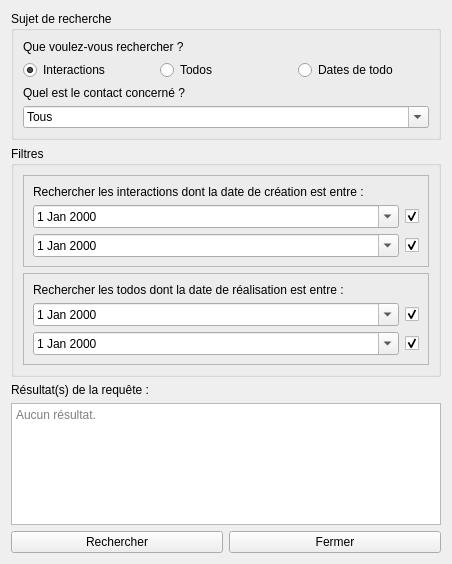
Above: cdaa/ui/requetewindow.ui from Zoreph22/contact-manager before the change. Below: the same form after it.
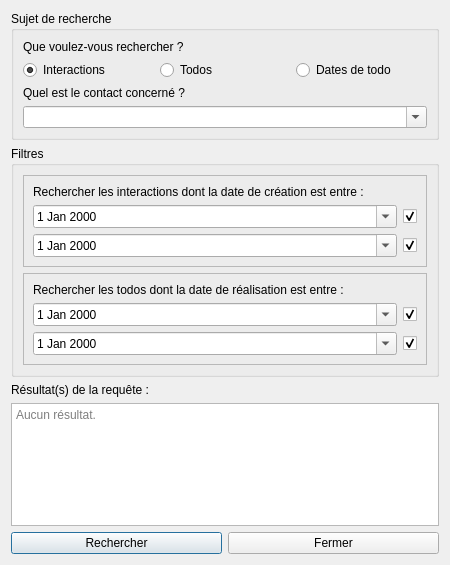
That is the form after the change.

```diff
--- a/cdaa/ui/requetewindow.ui
+++ b/cdaa/ui/requetewindow.ui
@@ -1,13 +1,13 @@
 <?xml version="1.0" encoding="UTF-8"?>
 <ui version="4.0">
  <class>RequeteWindow</class>
- <widget class="QWidget" name="RequeteWindow">
+ <widget class="QDialog" name="RequeteWindow">
   <property name="geometry">
    <rect>
     <x>0</x>
     <y>0</y>
-    <width>452</width>
-    <height>564</height>
+    <width>450</width>
+    <height>565</height>
    </rect>
   </property>
   <property name="windowTitle">
@@ -81,16 +81,6 @@
             <property name="insertPolicy">
              <enum>QComboBox::NoInsert</enum>
             </property>
-            <item>
-             <property name="text">
-              <string>Tous</string>
-             </property>
-            </item>
-            <item>
-             <property name="text">
-              <string>Bibi</string>
-             </property>
-            </item>
            </widget>
           </item>
          </layout>
```
Left out of the diff: 15 changed lines with no effect on the pictures.
